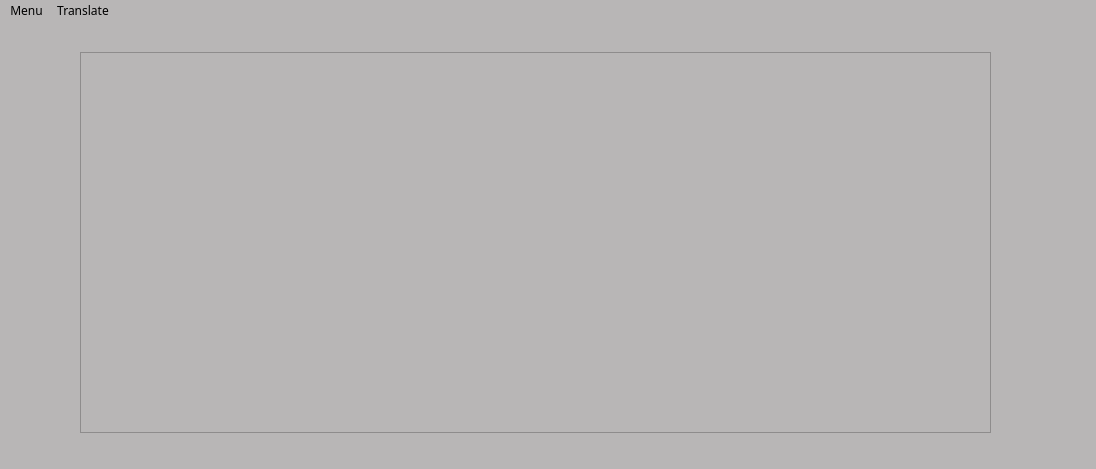
The window that TranslateMate.ui (spone12/translated_mate) describes before a commit, drawn with Qt 5.
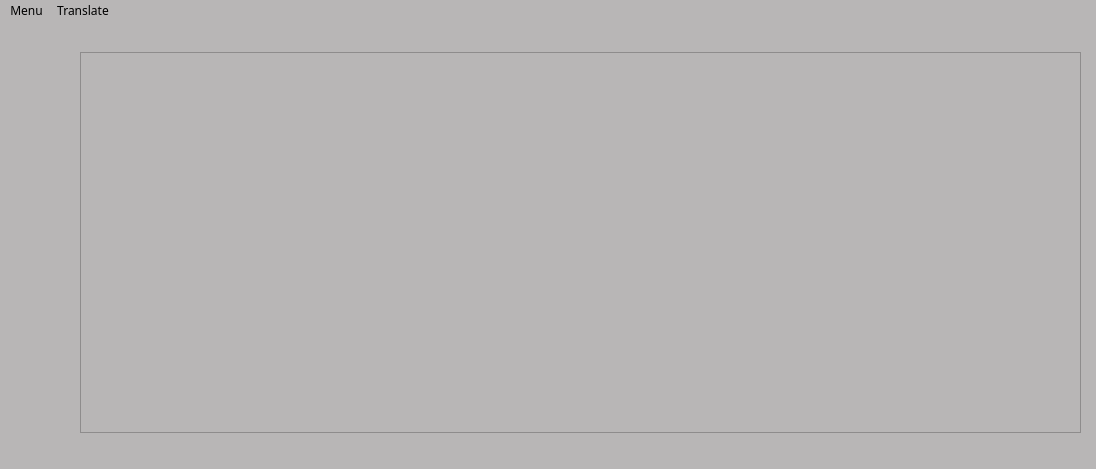
The same window after the commit. The open tabs and pages were chosen to show the change. Icons and pictures are not drawn.

Commit message: Added tabular output of saved text translations

What changed in the file:
```diff
--- a/TranslateMate.ui
+++ b/TranslateMate.ui
@@ -435,12 +435,12 @@
      </widget>
     </widget>
     <widget class="QWidget" name="SaveTranslate">
-     <widget class="QTableView" name="tableView">
+     <widget class="QTableWidget" name="savedTranslateWidget">
       <property name="geometry">
        <rect>
         <x>30</x>
         <y>30</y>
-        <width>911</width>
+        <width>1001</width>
         <height>381</height>
        </rect>
       </property>
```
Left out of the diff: 2 changed lines with no effect on the pictures. The commit also changes 4 other files.
